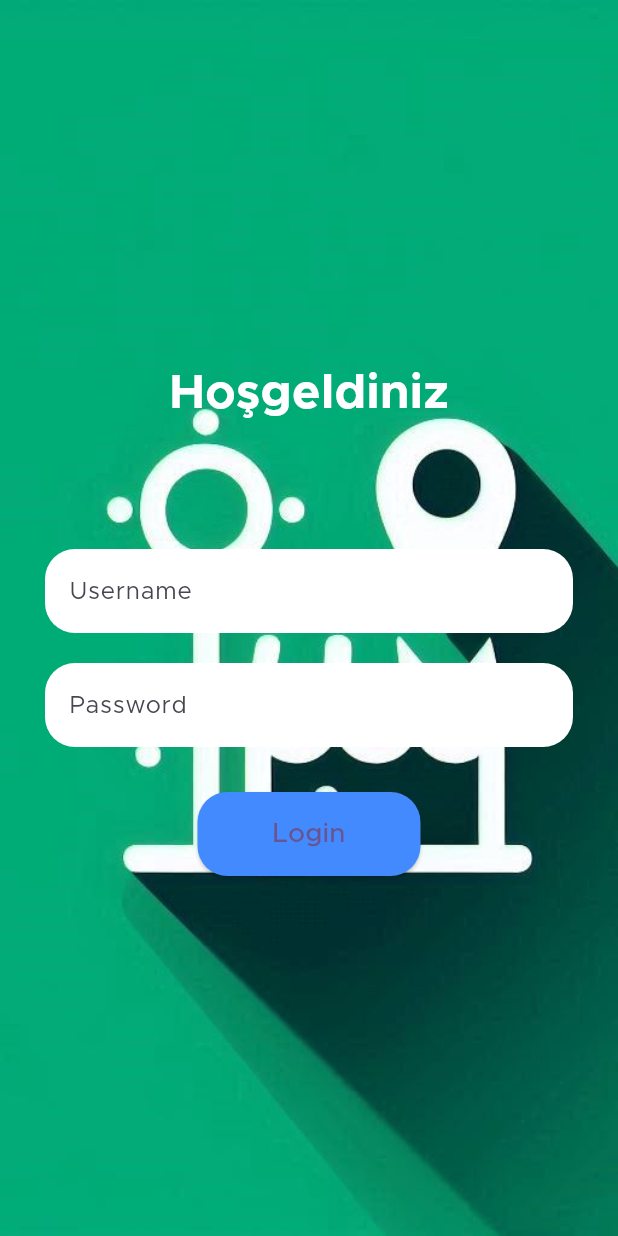
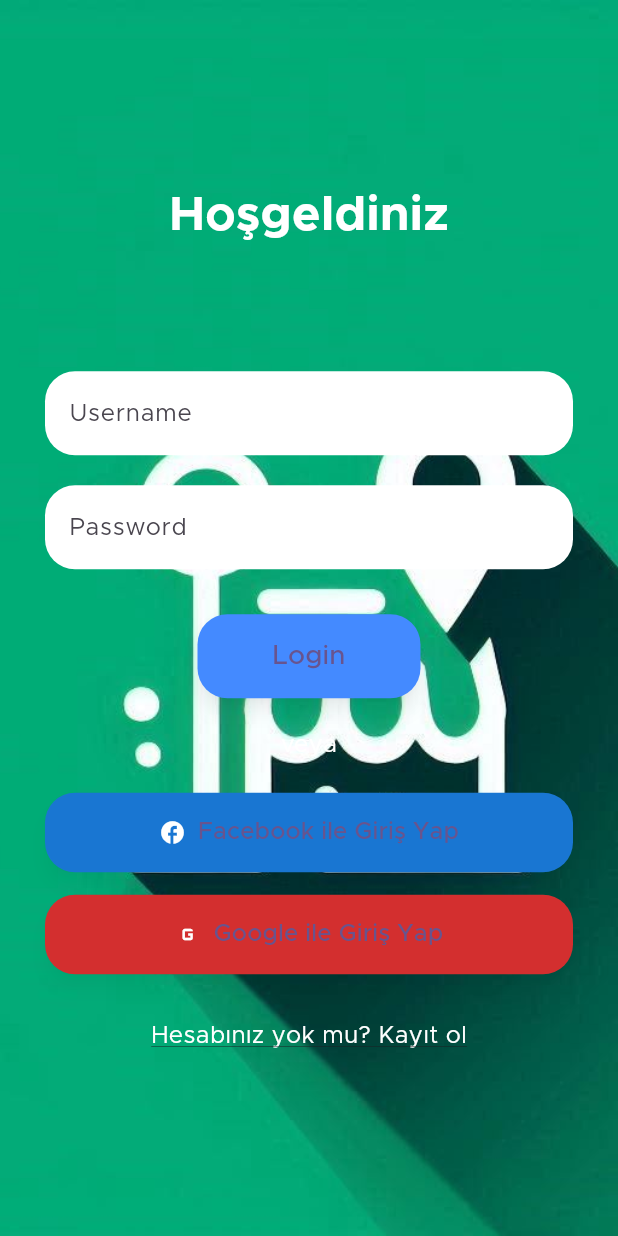
Before and after one commit to emregurs3s/MahalleMarket, a Flutter app: the LoginScreen screen opened directly, on a phone screen of 412 x 824 dp. Run offline on Flutter 3.47's test engine with Material 3 defaults, Android fonts, the phone set to English and light mode, and no system bars.

Commit message:
Facebook ve google giriş yap butonları eklendi ve kayıt ol sayfasına yönlendiren yazı eklendi

```diff
--- a/mahalle_market/lib/view/login/login_view.dart
+++ b/mahalle_market/lib/view/login/login_view.dart
@@ -80,12 +80,76 @@ class LoginScreen extends StatelessWidget {
                       shape: RoundedRectangleBorder(
                         borderRadius: BorderRadius.circular(20),
                       ),
+                      shadowColor: Colors.black.withOpacity(0.3),
+                      elevation: 5,
                       padding:
                           EdgeInsets.symmetric(horizontal: 50, vertical: 15),
                     ),
                     child: Text(
                       "Login",
                       style: TextStyle(fontSize: 18),
+                    ),
+                  ),
+                  SizedBox(height: 20),
+                  Text(
+                    "veya",
+                    style: TextStyle(color: Colors.white, fontSize: 16),
+                  ),
+                  SizedBox(height: 20),
+                  Padding(
+                    padding: const EdgeInsets.symmetric(horizontal: 30.0),
+                    child: Column(
+                      children: [
+                        ElevatedButton.icon(
+                          onPressed: () {},
+                          icon: Icon(Icons.facebook, color: Colors.white),
+                          label: Text(
+                            "Facebook ile Giriş Yap",
+                            style: TextStyle(fontSize: 16),
+                          ),
+                          style: ElevatedButton.styleFrom(
+                            backgroundColor: Colors.blue[700],
+                            shape: RoundedRectangleBorder(
+                              borderRadius: BorderRadius.circular(20),
+                            ),
+                            shadowColor: Colors.black.withOpacity(0.2),
+                            elevation: 5,
+                            padding: EdgeInsets.symmetric(vertical: 15),
+                            minimumSize: Size(double.infinity, 50),
+                          ),
+                        ),
+                        SizedBox(height: 15),
+                        ElevatedButton.icon(
+                          onPressed: () {},
+                          icon: Icon(Icons.g_mobiledata, color: Colors.white),
+                          label: Text(
+                            "Google ile Giriş Yap",
+                            style: TextStyle(fontSize: 16),
+                          ),
+                          style: ElevatedButton.styleFrom(
+                            backgroundColor: Colors.red[700],
+                            shape: RoundedRectangleBorder(
+                              borderRadius: BorderRadius.circular(20),
+                            ),
+                            shadowColor: Colors.black.withOpacity(0.2),
+                            elevation: 5,
+                            padding: EdgeInsets.symmetric(vertical: 15),
+                            minimumSize: Size(double.infinity, 50),
+                          ),
+                        ),
+                      ],
+                    ),
+                  ),
+                  SizedBox(height: 30),
+                  GestureDetector(
+                    onTap: () {},
+                    child: Text(
+                      "Hesabınız yok mu? Kayıt ol",
+                      style: TextStyle(
+                        color: Colors.white,
+                        fontSize: 16,
+                        decoration: TextDecoration.underline,
+                      ),
                     ),
                   ),
                 ],
```
